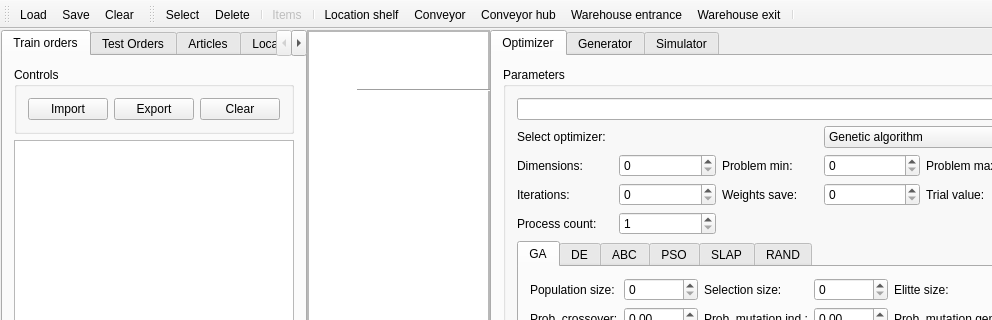
The window that src/gui/mainwindow.ui (kocica/warehouse-manager) describes before a commit, drawn with Qt 5; both pictures show x 0 to 992 and y 0 to 320 of the 1153 by 906 pixel window.
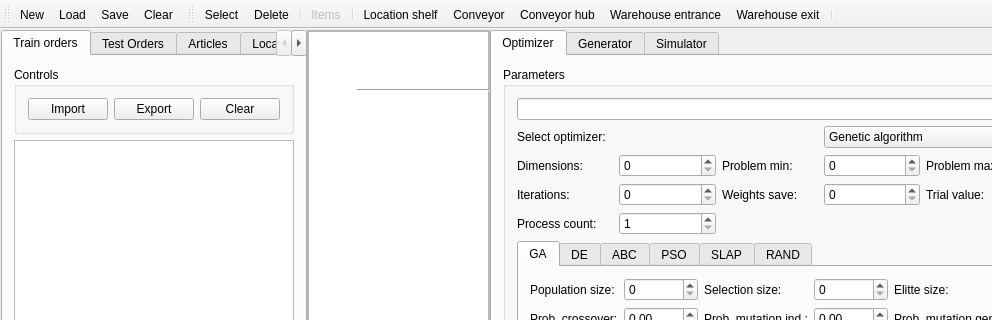
The same window after the commit. Icons and pictures are not drawn. Custom widgets are drawn as their Qt base class.

```diff
--- a/src/gui/mainwindow.ui
+++ b/src/gui/mainwindow.ui
@@ -1665,6 +1665,7 @@
    <attribute name="toolBarBreak">
     <bool>false</bool>
    </attribute>
+   <addaction name="newLayout"/>
    <addaction name="loadLayout"/>
    <addaction name="saveLayout"/>
    <addaction name="clearLayout"/>
@@ -1700,6 +1701,14 @@
    <addaction name="whItemExit"/>
    <addaction name="separator"/>
   </widget>
+  <action name="newLayout">
+   <property name="text">
+    <string>New</string>
+   </property>
+   <property name="toolTip">
+    <string>Create new layout</string>
+   </property>
+  </action>
   <action name="saveLayout">
    <property name="text">
     <string>Save</string>
```
